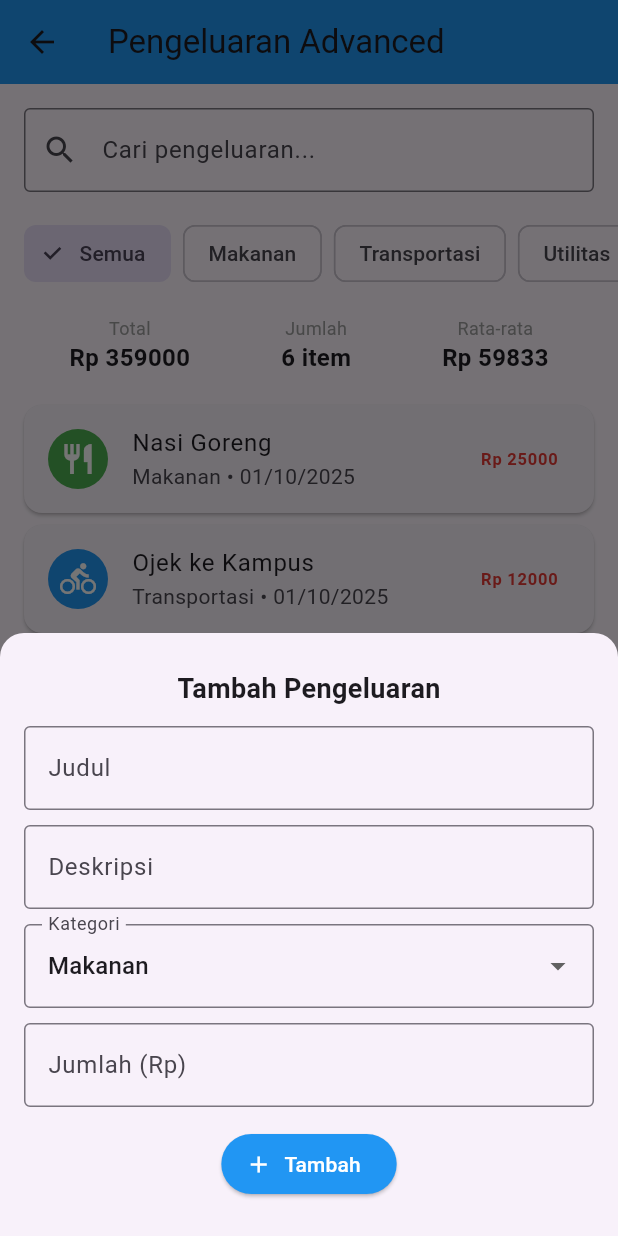
After one commit to room1357/individual-project-3g-yazidilham, a Flutter app: the AdvancedExpenseListScreen screen opened by its route, after a tap on the "add" icon, on a phone screen of 412 x 824 dp. The commit adds this screen. Run offline on Flutter 3.47's test engine with Material 3 defaults, Android fonts, the phone set to English and light mode, and no system bars.

Commit message:
Latihan 4

```diff
--- a/lib/main.dart
+++ b/lib/main.dart
@@ -6,6 +6,7 @@ import 'screens/profile_screen.dart';
 import 'screens/settings_screen.dart';
 import 'screens/about_screen.dart';
 import 'screens/expense_screen.dart';
+import 'screens/advanced_expense_list_screen.dart';
 
 void main() {
   runApp(const MyApp());
@@ -36,6 +37,7 @@ class MyApp extends StatelessWidget {
         '/settings': (context) => const SettingsScreen(),
         '/about': (context) => const AboutScreen(),
         '/expenses': (context) => const ExpenseScreen(),
+        '/expenses-advanced': (context) => const AdvancedExpenseListScreen(),
       },
     );
   }
--- /dev/null
+++ b/lib/screens/advanced_expense_list_screen.dart
@@ -0,0 +1,440 @@
+import 'package:flutter/material.dart';
+
+/// ------------ MODEL ------------
+class Expense {
+  final String title;
+  final String description;
+  final String
+  category; // contoh: Makanan, Transportasi, Utilitas, Hiburan, Pendidikan
+  final double amount;
+  final DateTime date;
+
+  Expense({
+    required this.title,
+    required this.description,
+    required this.category,
+    required this.amount,
+    required this.date,
+  });
+
+  // Getter bantu untuk tampilan
+  String get formattedAmount => 'Rp ${amount.toStringAsFixed(0)}';
+  String get formattedDate =>
+      '${date.day.toString().padLeft(2, '0')}/${date.month.toString().padLeft(2, '0')}/${date.year}';
+}
+
+/// ------------ SCREEN ------------
+class AdvancedExpenseListScreen extends StatefulWidget {
+  const AdvancedExpenseListScreen({super.key});
+
+  @override
+  State<AdvancedExpenseListScreen> createState() =>
+      _AdvancedExpenseListScreenState();
+}
+
+class _AdvancedExpenseListScreenState extends State<AdvancedExpenseListScreen> {
+  // Data contoh (bebas kamu ganti)
+  List<Expense> expenses = [
+    Expense(
+      title: 'Nasi Goreng',
+      description: 'Makan malam',
+      category: 'Makanan',
+      amount: 25000,
+      date: DateTime(2025, 10, 1),
+    ),
+    Expense(
+      title: 'Ojek ke Kampus',
+      description: 'Transportasi pagi',
+      category: 'Transportasi',
+      amount: 12000,
+      date: DateTime(2025, 10, 1),
+    ),
+    Expense(
+      title: 'Listrik Bulanan',
+      description: 'Tagihan PLN',
+      category: 'Utilitas',
+      amount: 150000,
+      date: DateTime(2025, 9, 30),
+    ),
+    Expense(
+      title: 'Netflix',
+      description: 'Langganan film',
+      category: 'Hiburan',
+      amount: 65000,
+      date: DateTime(2025, 9, 29),
+    ),
+    Expense(
+      title: 'Buku Flutter',
+      description: 'Pemrograman Mobile',
+      category: 'Pendidikan',
+      amount: 89000,
+      date: DateTime(2025, 9, 28),
+    ),
+    Expense(
+      title: 'Es Kopi',
+      description: 'Ngopi sore',
+      category: 'Makanan',
+      amount: 18000,
+      date: DateTime(2025, 10, 2),
+    ),
+  ];
+
+  List<Expense> filteredExpenses = [];
+  String selectedCategory = 'Semua';
+  final TextEditingController searchController = TextEditingController();
+
+  final List<String> _categories = const [
+    'Semua',
+    'Makanan',
+    'Transportasi',
+    'Utilitas',
+    'Hiburan',
+    'Pendidikan',
+  ];
+
+  @override
+  void initState() {
+    super.initState();
+    filteredExpenses = List.from(expenses);
+  }
+
+  @override
+  Widget build(BuildContext context) {
+    return Scaffold(
+      appBar: AppBar(
+        title: const Text('Pengeluaran Advanced'),
+        backgroundColor: Colors.blue,
+      ),
+      body: Column(
+        children: [
+          // Search bar
+          Padding(
+            padding: const EdgeInsets.all(16),
+            child: TextField(
+              controller: searchController,
+              decoration: const InputDecoration(
+                hintText: 'Cari pengeluaran...',
+                prefixIcon: Icon(Icons.search),
+                border: OutlineInputBorder(),
+              ),
+              onChanged: (_) => _filterExpenses(),
+            ),
+          ),
+
+          // Category filter (chips)
+          SizedBox(
+            height: 50,
+            child: ListView(
+              scrollDirection: Axis.horizontal,
+              padding: const EdgeInsets.symmetric(horizontal: 16),
+              children:
+                  _categories
+                      .map(
+                        (category) => Padding(
+                          padding: const EdgeInsets.only(right: 8),
+                          child: FilterChip(
+                            label: Text(category),
+                            selected: selectedCategory == category,
+                            onSelected: (_) {
+                              setState(() {
+                                selectedCategory = category;
+                                _filterExpenses();
+                              });
+                            },
+                          ),
+                        ),
+                      )
+                      .toList(),
+            ),
+          ),
+
+          // Statistics summary
+          Container(
+            padding: const EdgeInsets.all(16),
+            child: Row(
+              mainAxisAlignment: MainAxisAlignment.spaceAround,
+              children: [
+                _buildStatCard('Total', _calculateTotal(filteredExpenses)),
+                _buildStatCard('Jumlah', '${filteredExpenses.length} item'),
+                _buildStatCard(
+                  'Rata-rata',
+                  _calculateAverage(filteredExpenses),
+                ),
+              ],
+            ),
+          ),
+
+          // Expense list
+          Expanded(
+            child:
+                filteredExpenses.isEmpty
+                    ? const Center(
+                      child: Text('Tidak ada pengeluaran ditemukan'),
+                    )
+                    : ListView.builder(
+                      itemCount: filteredExpenses.length,
+                      itemBuilder: (context, index) {
+                        final expense = filteredExpenses[index];
+                        return Card(
+                          margin: const EdgeInsets.symmetric(
+                            horizontal: 16,
+                            vertical: 4,
+                          ),
+                          child: ListTile(
+                            leading: CircleAvatar(
+                              backgroundColor: _getCategoryColor(
+                                expense.category,
+                              ),
+                              child: Icon(
+                                _getCategoryIcon(expense.category),
+                                color: Colors.white,
+                              ),
+                            ),
+                            title: Text(expense.title),
+                            subtitle: Text(
+                              '${expense.category} • ${expense.formattedDate}',
+                            ),
+                            trailing: Text(
+                              expense.formattedAmount,
+                              style: TextStyle(
+                                fontWeight: FontWeight.bold,
+                                color: Colors.red[600],
+                              ),
+                            ),
+                            onTap: () => _showExpenseDetails(context, expense),
+                          ),
+                        );
+                      },
+                    ),
+          ),
+        ],
+      ),
+      floatingActionButton: FloatingActionButton(
+        onPressed: _showAddDialog,
+        backgroundColor: Colors.blue,
+        child: const Icon(Icons.add),
+      ),
+    );
+  }
+
+  // ----------------- LOGIC -----------------
+
+  void _filterExpenses() {
+    setState(() {
+      final kw = searchController.text.toLowerCase();
+      filteredExpenses =
+          expenses.where((expense) {
+            final matchesSearch =
+                kw.isEmpty ||
+                expense.title.toLowerCase().contains(kw) ||
+                expense.description.toLowerCase().contains(kw);
+
+            final matchesCategory =
+                selectedCategory == 'Semua' ||
+                expense.category == selectedCategory;
+
+            return matchesSearch && matchesCategory;
+          }).toList();
+    });
+  }
+
+  Widget _buildStatCard(String label, String value) {
+    return Column(
+      children: [
+        Text(label, style: const TextStyle(fontSize: 12, color: Colors.grey)),
+        Text(
+          value,
+          style: const TextStyle(fontSize: 16, fontWeight: FontWeight.bold),
+        ),
+      ],
+    );
+  }
+
+  String _calculateTotal(List<Expense> list) {
+    final total = list.fold<double>(0, (sum, e) => sum + e.amount);
+    return 'Rp ${total.toStringAsFixed(0)}';
+    // untuk format lokal ID, kamu bisa pakai intl package nanti
+  }
+
+  String _calculateAverage(List<Expense> list) {
+    if (list.isEmpty) return 'Rp 0';
+    final avg = list.fold<double>(0, (s, e) => s + e.amount) / list.length;
+    return 'Rp ${avg.toStringAsFixed(0)}';
+  }
+
+  Color _getCategoryColor(String category) {
+    switch (category) {
+      case 'Makanan':
+        return Colors.green;
+      case 'Transportasi':
+        return Colors.blue;
+      case 'Utilitas':
+        return Colors.orange;
+      case 'Hiburan':
+        return Colors.purple;
+      case 'Pendidikan':
+        return Colors.teal;
+      default:
+        return Colors.grey;
+    }
+  }
+
+  IconData _getCategoryIcon(String category) {
+    switch (category) {
+      case 'Makanan':
+        return Icons.restaurant;
+      case 'Transportasi':
+        return Icons.directions_bike;
+      case 'Utilitas':
+        return Icons.lightbulb;
+      case 'Hiburan':
+        return Icons.movie;
+      case 'Pendidikan':
+        return Icons.school;
+      default:
+        return Icons.category;
+    }
+  }
+
+  void _showExpenseDetails(BuildContext context, Expense e) {
+    showDialog(
+      context: context,
+      builder:
+          (_) => AlertDialog(
+            title: Text(e.title),
+            content: Column(
+              mainAxisSize: MainAxisSize.min,
+              crossAxisAlignment: CrossAxisAlignment.start,
+              children: [
+                Text('Kategori : ${e.category}'),
+                Text('Tanggal  : ${e.formattedDate}'),
+                Text('Jumlah   : ${e.formattedAmount}'),
+                const SizedBox(height: 10),
+                Text('Deskripsi:\n${e.description}'),
+              ],
+            ),
+            actions: [
+              TextButton(
+                onPressed: () => Navigator.pop(context),
+                child: const Text('Tutup'),
+              ),
+            ],
+          ),
+    );
+  }
+
+  // Dialog tambah item sederhana (opsional, biar bisa bermain-main)
+  void _showAddDialog() {
+    final titleCtrl = TextEditingController();
+    final descCtrl = TextEditingController();
+    String cat = 'Makanan';
+    final amountCtrl = TextEditingController();
+
+    showModalBottomSheet(
+      context: context,
+      isScrollControlled: true,
+      shape: const RoundedRectangleBorder(
+        borderRadius: BorderRadius.vertical(top: Radius.circular(16)),
+      ),
+      builder: (_) {
+        return Padding(
+          padding: EdgeInsets.only(
+            left: 16,
+            right: 16,
+            top: 24,
+            bottom: MediaQuery.of(context).viewInsets.bottom + 24,
+          ),
+          child: Column(
+            mainAxisSize: MainAxisSize.min,
+            children: [
+              const Text(
+                'Tambah Pengeluaran',
+                style: TextStyle(fontSize: 18, fontWeight: FontWeight.bold),
+              ),
+              const SizedBox(height: 12),
+              TextField(
+                controller: titleCtrl,
+                decoration: const InputDecoration(
+                  labelText: 'Judul',
+                  border: OutlineInputBorder(),
+                ),
+              ),
+              const SizedBox(height: 10),
+              TextField(
+                controller: descCtrl,
+                decoration: const InputDecoration(
+                  labelText: 'Deskripsi',
+                  border: OutlineInputBorder(),
+                ),
+              ),
+              const SizedBox(height: 10),
+              // pilih kategori
+              DropdownButtonFormField<String>(
+                value: cat,
+                items:
+                    _categories
+                        .where((c) => c != 'Semua')
+                        .map((c) => DropdownMenuItem(value: c, child: Text(c)))
+                        .toList(),
+                onChanged: (v) => cat = v ?? 'Makanan',
+                decoration: const InputDecoration(
+                  labelText: 'Kategori',
+                  border: OutlineInputBorder(),
+                ),
+              ),
+              const SizedBox(height: 10),
+              TextField(
+                controller: amountCtrl,
+                keyboardType: TextInputType.number,
+                decoration: const InputDecoration(
+                  labelText: 'Jumlah (Rp)',
+                  border: OutlineInputBorder(),
+                ),
+              ),
+              const SizedBox(height: 14),
+              ElevatedButton.icon(
+                onPressed: () {
+                  final title = titleCtrl.text.trim();
+                  final desc = descCtrl.text.trim();
+                  final amt = double.tryParse(
+                    amountCtrl.text.trim() == '' ? '0' : amountCtrl.text.trim(),
+                  );
+
+                  if (title.isEmpty || desc.isEmpty || (amt ?? 0) <= 0) {
+                    ScaffoldMessenger.of(context).showSnackBar(
+                      const SnackBar(
+                        content: Text('Lengkapi data dengan benar!'),
+                      ),
+                    );
+                    return;
+                  }
+
+                  setState(() {
+                    expenses.add(
+                      Expense(
+                        title: title,
+                        description: desc,
+                        category: cat,
+                        amount: amt!,
+                        date: DateTime.now(),
+                      ),
+                    );
+                    _filterExpenses(); // refresh filter juga
+                  });
+
+                  Navigator.pop(context);
+                },
+                icon: const Icon(Icons.add),
+                label: const Text('Tambah'),
+                style: ElevatedButton.styleFrom(
+                  backgroundColor: Colors.blue,
+                  foregroundColor: Colors.white,
+                ),
+              ),
+            ],
+          ),
+        );
+      },
+    );
+  }
+}
--- a/lib/screens/expense_screen.dart
+++ b/lib/screens/expense_screen.dart
@@ -119,7 +119,7 @@ class _ExpenseScreenState extends State<ExpenseScreen> {
 
                   setState(() {
                     if (isEdit) {
-                      expense!.title = _titleController.text;
+                      expense.title = _titleController.text;
                       expense.category = _categoryController.text;
                       expense.amount = amount;
                     } else {
--- a/lib/screens/home_screen.dart
+++ b/lib/screens/home_screen.dart
@@ -6,7 +6,6 @@ class HomeScreen extends StatelessWidget {
 
   @override
   Widget build(BuildContext context) {
-    // Ambil username dari argument navigator (jika dikirim lewat pushReplacementNamed)
     final args = ModalRoute.of(context)?.settings.arguments as String?;
     final displayName = username ?? args ?? 'User';
 
@@ -17,7 +16,6 @@ class HomeScreen extends StatelessWidget {
         actions: [
           IconButton(
             onPressed: () {
-              // Logout kembali ke halaman login
               Navigator.pushNamedAndRemoveUntil(
                 context,
                 '/login',
@@ -57,9 +55,7 @@ class HomeScreen extends StatelessWidget {
             ListTile(
               leading: const Icon(Icons.home),
               title: const Text('Home'),
-              onTap: () {
-                Navigator.pop(context);
-              },
+              onTap: () => Navigator.pop(context),
             ),
             ListTile(
               leading: const Icon(Icons.person),
@@ -124,14 +120,15 @@ class HomeScreen extends StatelessWidget {
                     'Expenses',
                     Icons.attach_money,
                     Colors.teal,
-                    '/expenses', // ✅ Tambah ini untuk buka halaman Expense
+                    '/expenses',
                   ),
+                  // ✅ Tambahan: Expenses (Advanced)
                   _buildDashboardCard(
                     context,
-                    'Settings',
-                    Icons.settings,
-                    Colors.purple,
-                    '/settings',
+                    'Expenses (Advanced)',
+                    Icons.analytics,
+                    Colors.indigo,
+                    '/expenses-advanced',
                   ),
                   _buildDashboardCard(
                     context,
@@ -179,6 +176,7 @@ class HomeScreen extends StatelessWidget {
                   fontSize: 16,
                   fontWeight: FontWeight.bold,
                 ),
+                textAlign: TextAlign.center,
               ),
             ],
           ),
```
